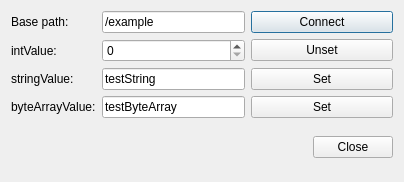
First picture: the form in examples/publish-subscribe/publisherdialog_hor.ui, repository qtproject/qt-mobility, before the edit.
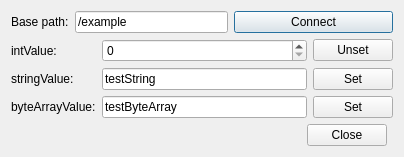
Second picture: the form after the edit.

Patch:
```diff
--- a/examples/publish-subscribe/publisherdialog_hor.ui
+++ b/examples/publish-subscribe/publisherdialog_hor.ui
@@ -7,13 +7,13 @@
     <x>0</x>
     <y>0</y>
     <width>404</width>
-    <height>182</height>
+    <height>153</height>
    </rect>
   </property>
   <property name="windowTitle">
    <string>Publisher</string>
   </property>
-  <layout class="QGridLayout" name="gridLayout">
+  <layout class="QGridLayout" name="gridLayout_2">
    <item row="0" column="0">
     <widget class="QLabel" name="label">
      <property name="sizePolicy">
@@ -43,7 +43,26 @@
      </property>
     </widget>
    </item>
-   <item row="2" column="0">
+   <item row="0" column="2" colspan="2">
+    <widget class="QPushButton" name="connectButton">
+     <property name="sizePolicy">
+      <sizepolicy hsizetype="Minimum" vsizetype="Fixed">
+       <horstretch>0</horstretch>
+       <verstretch>0</verstretch>
+      </sizepolicy>
+     </property>
+     <property name="text">
+      <string>Connect</string>
+     </property>
+    </widget>
+   </item>
+   <item row="1" column="0" colspan="4">
+    <widget class="QWidget" name="setters" native="true">
+     <layout class="QGridLayout" name="gridLayout">
+      <property name="margin">
+       <number>0</number>
+      </property>
+      <item row="0" column="0">
     <widget class="QLabel" name="label_2">
      <property name="sizePolicy">
       <sizepolicy hsizetype="Minimum" vsizetype="Preferred">
@@ -59,7 +78,7 @@
      </property>
     </widget>
    </item>
-   <item row="2" column="1">
+      <item row="0" column="1">
     <widget class="QSpinBox" name="intValue">
      <property name="sizePolicy">
       <sizepolicy hsizetype="Expanding" vsizetype="Fixed">
@@ -69,7 +88,20 @@
      </property>
     </widget>
    </item>
-   <item row="4" column="0">
+      <item row="0" column="2">
+       <widget class="QPushButton" name="unsetIntButton">
+        <property name="sizePolicy">
+         <sizepolicy hsizetype="Minimum" vsizetype="Fixed">
+          <horstretch>0</horstretch>
+          <verstretch>0</verstretch>
+         </sizepolicy>
+        </property>
+        <property name="text">
+         <string>Unset</string>
+        </property>
+       </widget>
+      </item>
+      <item row="1" column="0">
     <widget class="QLabel" name="label_3">
      <property name="sizePolicy">
       <sizepolicy hsizetype="Minimum" vsizetype="Preferred">
@@ -85,7 +117,7 @@
      </property>
     </widget>
    </item>
-   <item row="4" column="1">
+      <item row="1" column="1">
     <widget class="QLineEdit" name="stringValue">
      <property name="sizePolicy">
       <sizepolicy hsizetype="Expanding" vsizetype="Fixed">
@@ -98,7 +130,20 @@
      </property>
     </widget>
    </item>
-   <item row="6" column="0">
+      <item row="1" column="2">
+       <widget class="QPushButton" name="setStringButton">
+        <property name="sizePolicy">
+         <sizepolicy hsizetype="Minimum" vsizetype="Fixed">
+          <horstretch>0</horstretch>
+          <verstretch>0</verstretch>
+         </sizepolicy>
+        </property>
+        <property name="text">
+         <string>Set</string>
+        </property>
+       </widget>
+      </item>
+      <item row="2" column="0">
     <widget class="QLabel" name="label_4">
      <property name="sizePolicy">
       <sizepolicy hsizetype="Minimum" vsizetype="Preferred">
@@ -111,7 +156,7 @@
      </property>
     </widget>
    </item>
-   <item row="6" column="1">
+      <item row="2" column="1">
     <widget class="QLineEdit" name="byteArrayValue">
      <property name="sizePolicy">
       <sizepolicy hsizetype="Expanding" vsizetype="Fixed">
@@ -124,7 +169,23 @@
      </property>
     </widget>
    </item>
-   <item row="8" column="0" colspan="2">
+      <item row="2" column="2">
+       <widget class="QPushButton" name="setByteArrayButton">
+        <property name="sizePolicy">
+         <sizepolicy hsizetype="Minimum" vsizetype="Fixed">
+          <horstretch>0</horstretch>
+          <verstretch>0</verstretch>
+         </sizepolicy>
+        </property>
+        <property name="text">
+         <string>Set</string>
+        </property>
+       </widget>
+      </item>
+     </layout>
+    </widget>
+   </item>
+   <item row="2" column="0" colspan="4">
     <spacer name="verticalSpacer">
      <property name="orientation">
       <enum>Qt::Vertical</enum>
@@ -137,59 +198,7 @@
      </property>
     </spacer>
    </item>
-   <item row="0" column="2">
-    <widget class="QPushButton" name="connectButton">
-     <property name="sizePolicy">
-      <sizepolicy hsizetype="Minimum" vsizetype="Fixed">
-       <horstretch>0</horstretch>
-       <verstretch>0</verstretch>
-      </sizepolicy>
-     </property>
-     <property name="text">
-      <string>Connect</string>
-     </property>
-    </widget>
-   </item>
-   <item row="2" column="2">
-    <widget class="QPushButton" name="unsetIntButton">
-     <property name="sizePolicy">
-      <sizepolicy hsizetype="Minimum" vsizetype="Fixed">
-       <horstretch>0</horstretch>
-       <verstretch>0</verstretch>
-      </sizepolicy>
-     </property>
-     <property name="text">
-      <string>Unset</string>
-     </property>
-    </widget>
-   </item>
-   <item row="4" column="2">
-    <widget class="QPushButton" name="setStringButton">
-     <property name="sizePolicy">
-      <sizepolicy hsizetype="Minimum" vsizetype="Fixed">
-       <horstretch>0</horstretch>
-       <verstretch>0</verstretch>
-      </sizepolicy>
-     </property>
-     <property name="text">
-      <string>Set</string>
-     </property>
-    </widget>
-   </item>
-   <item row="6" column="2">
-    <widget class="QPushButton" name="setByteArrayButton">
-     <property name="sizePolicy">
-      <sizepolicy hsizetype="Minimum" vsizetype="Fixed">
-       <horstretch>0</horstretch>
-       <verstretch>0</verstretch>
-      </sizepolicy>
-     </property>
-     <property name="text">
-      <string>Set</string>
-     </property>
-    </widget>
-   </item>
-   <item row="8" column="2">
+   <item row="3" column="2">
     <widget class="QDialogButtonBox" name="buttonBox">
      <property name="orientation">
       <enum>Qt::Horizontal</enum>
```
Left out of the diff: 11 changed lines with no effect on the pictures. Lines whose indentation alone changed are shown as unchanged.
